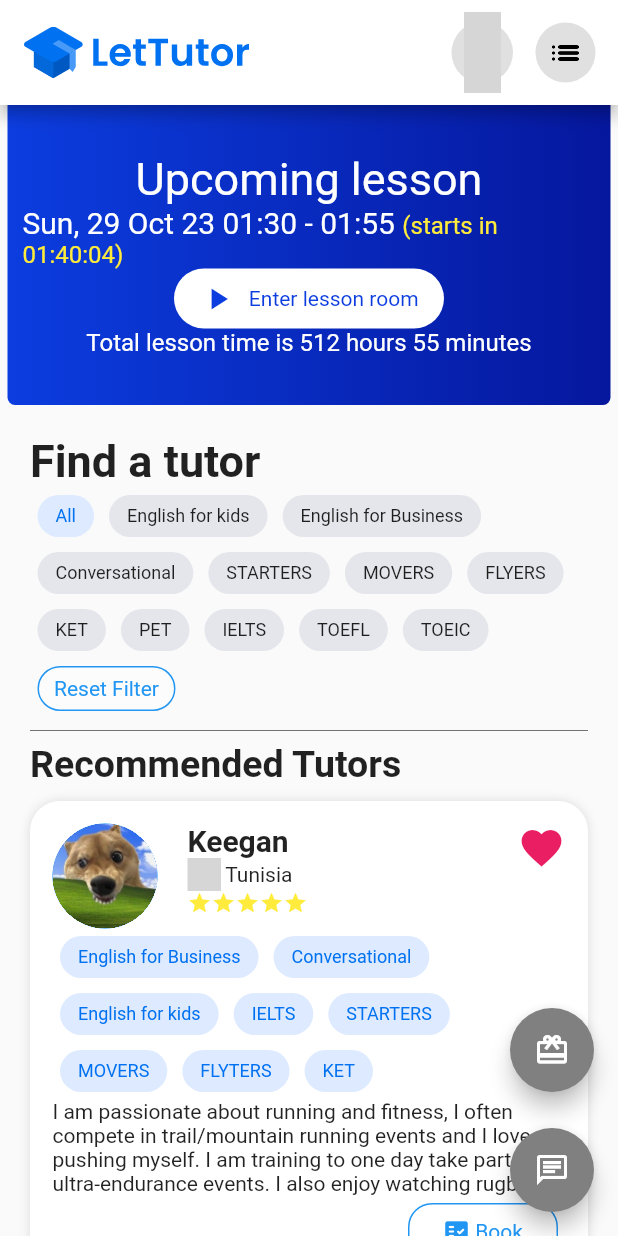
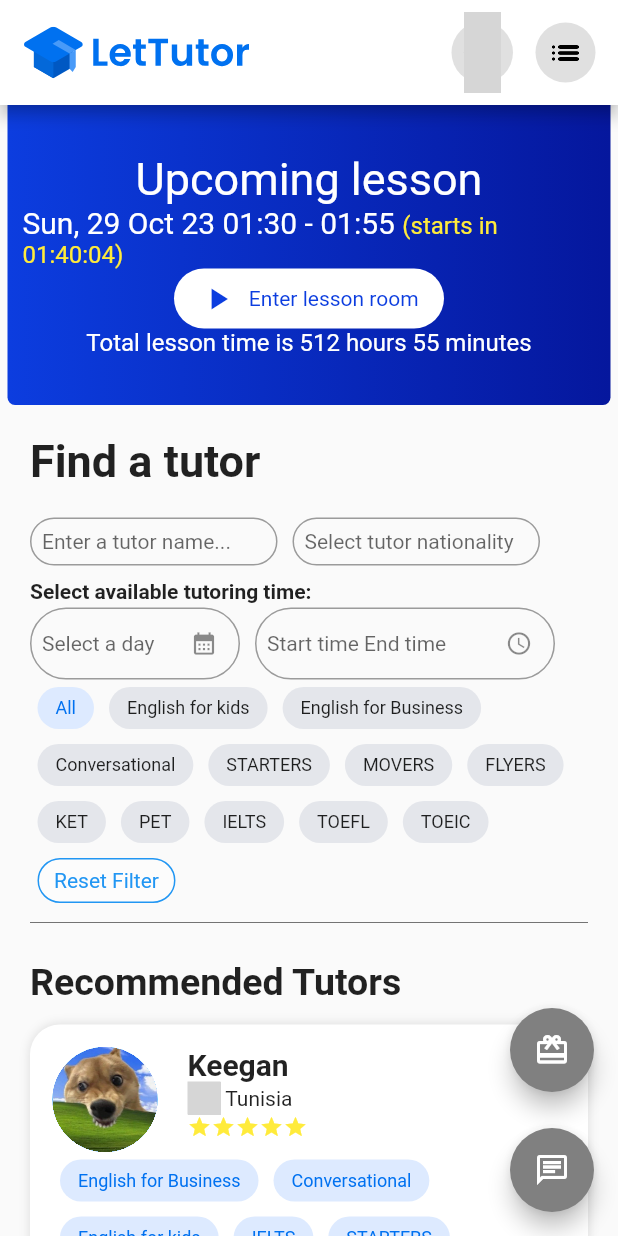
Before and after one commit to Erel0251/2023_cq_advanced_mobile_development, a Flutter app: the screen it shows after launch, on a phone screen of 412 x 824 dp. Run offline on Flutter 3.47's test engine with Material 2 defaults, Android fonts, the light colour scheme and no system bars; our stand-ins replace flutter_svg, go_router; missing offline and left inert: flag; grey boxes are pictures that could not be loaded.

Commit message:
stateless UI hom screen

```diff
--- a/lib/views/home_screen.dart
+++ b/lib/views/home_screen.dart
@@ -306,6 +306,81 @@ class Body extends StatelessWidget {
               fontWeight: FontWeight.bold,
             ),
           ),
+          SizedBox(height: 20),
+          Wrap(
+            spacing: 10,
+            children: [
+              SizedBox(
+                width: 165,
+                child: TextField(
+                  style: TextStyle(fontSize: 14, color: Colors.black),
+                  decoration: InputDecoration(
+                    border: OutlineInputBorder(
+                        borderRadius: BorderRadius.all(Radius.circular(50))),
+                    hintText: 'Enter a tutor name...',
+                    isDense: true, // Added this
+                    contentPadding: EdgeInsets.all(8),
+                  ),
+                ),
+              ),
+              SizedBox(
+                width: 165,
+                child: TextField(
+                  style: TextStyle(fontSize: 14, color: Colors.black),
+                  decoration: InputDecoration(
+                    border: OutlineInputBorder(
+                        borderRadius: BorderRadius.all(Radius.circular(50))),
+                    hintText: 'Select tutor nationality',
+                    isDense: true, // Added this
+                    contentPadding: EdgeInsets.all(8),
+                  ),
+                ),
+              ),
+            ],
+          ),
+          Text(
+            'Select available tutoring time:',
+            style: TextStyle(
+              fontSize: 14,
+              fontWeight: FontWeight.bold,
+              height: 2,
+            ),
+          ),
+          Wrap(
+            spacing: 10,
+            children: [
+              SizedBox(
+                width: 140,
+                child: TextField(
+                  style: TextStyle(fontSize: 14, color: Colors.black),
+                  decoration: InputDecoration(
+                    border: OutlineInputBorder(
+                        borderRadius: BorderRadius.all(Radius.circular(50))),
+                    hintText: 'Select a day',
+
+                    isDense: true, // Added this
+                    contentPadding: EdgeInsets.symmetric(horizontal: 8),
+                    suffixIcon: Icon(Icons.calendar_month),
+                  ),
+                ),
+              ),
+              SizedBox(
+                width: 200,
+                child: TextField(
+                  style: TextStyle(fontSize: 14, color: Colors.black),
+                  decoration: InputDecoration(
+                    border: OutlineInputBorder(
+                        gapPadding: 0,
+                        borderRadius: BorderRadius.all(Radius.circular(50))),
+                    hintText: 'Start time End time',
+                    isDense: true, // Added this
+                    contentPadding: EdgeInsets.all(8),
+                    suffixIcon: Icon(Icons.schedule),
+                  ),
+                ),
+              ),
+            ],
+          ),
           TagCard(),
           ResetFilterButton('Reset Filter'),
           Divider(
@@ -315,6 +390,7 @@ class Body extends StatelessWidget {
             'Recommended Tutors',
             style: TextStyle(
               fontSize: 25,
+              height: 2,
               fontWeight: FontWeight.bold,
             ),
           ),
```
